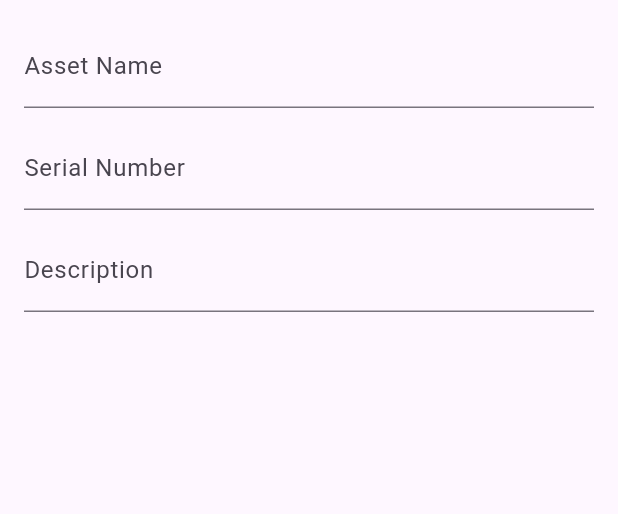
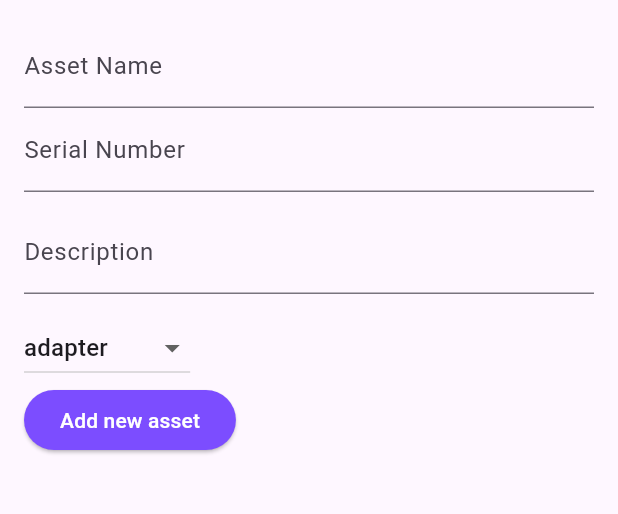
Before and after one commit to mandyfarrugia/mfswd62b_cpdha_2526, a Flutter app: the AssetManagementAddScreen screen opened directly, on a phone screen of 412 x 824 dp, the part 84-598 px from its top. Run offline on Flutter 3.47's test engine with Material 3 defaults, Android fonts, the phone set to English and light mode, and no system bars.

Commit message:
Designing a form to add a new asset.

```diff
--- a/mfswd62b_cpd/lib/widgets/asset_management_add_screen.dart
+++ b/mfswd62b_cpd/lib/widgets/asset_management_add_screen.dart
@@ -1,8 +1,29 @@
 import 'package:flutter/material.dart';
+import 'package:mfswd62b_cpd/widgets/asset_card_button.dart';
 import 'package:mfswd62b_cpd/widgets/asset_management_navigation_menu_drawer.dart';
 
-class AssetManagementAddScreen extends StatelessWidget {
+import '../models/asset_type.dart';
+
+class AssetManagementAddScreen extends StatefulWidget {
   const AssetManagementAddScreen({super.key});
+
+  @override
+  State<AssetManagementAddScreen> createState() {
+    return _AssetManagementAddScreenState();
+  }
+}
+
+class _AssetManagementAddScreenState extends State<AssetManagementAddScreen> {
+  final TextEditingController _assetNameController = TextEditingController();
+  final TextEditingController _serialNumberController = TextEditingController();
+  var _selectedAssetType = AssetType.adapter;
+
+  @override
+  void dispose() {
+    this._assetNameController.dispose();
+    this._serialNumberController.dispose();
+    super.dispose();
+  }
 
   @override
   Widget build(BuildContext context) {
@@ -25,25 +46,74 @@ class AssetManagementAddScreen extends StatelessWidget {
         padding: const EdgeInsets.all(16),
         child: Column(
           children: [
-            TextField(
-              keyboardType: TextInputType.text,
-              decoration: const InputDecoration(
-                label: Text('Asset Name')
-              ),
+            Row(
+              children: [
+                Expanded(
+                  child: TextField(
+                    keyboardType: TextInputType.text,
+                    controller: _assetNameController,
+                    decoration: const InputDecoration(
+                      labelText: 'Asset Name'
+                    ),
+                  )
+                )
+              ],
+            ),
+            const SizedBox(width: 12),
+            Row(
+              children: [
+                Expanded(
+                  child: TextField(
+                  keyboardType: TextInputType.text,
+                  controller: _serialNumberController,
+                  decoration: const InputDecoration(
+                    labelText: 'Serial Number'
+                  ),
+                ))
+              ],
             ),
             const SizedBox(height: 12),
-            TextField(
-              keyboardType: TextInputType.text,
-              decoration: const InputDecoration(
-                label: Text('Serial Number')
-              ),
+            Row(
+              children: [
+                Expanded(
+                  child: TextField(
+                    keyboardType: TextInputType.text,
+                    decoration: const InputDecoration(
+                      labelText: 'Description'
+                    ),
+                  )
+                )
+              ]
             ),
             const SizedBox(height: 12),
-            TextField(
-              keyboardType: TextInputType.text,
-              decoration: const InputDecoration(
-                label: Text('Description')
-              ),
+            Row(
+              children: [
+                DropdownButton(
+                  value: this._selectedAssetType,
+                  items: AssetType.values.map((assetType) =>
+                    DropdownMenuItem(
+                      value: assetType,
+                      child: Text(assetType.name)
+                    )
+                  ).toList(),
+                  onChanged: (value) {
+                    if(value == null) return;
+                    setState(() {
+                      this._selectedAssetType = value;
+                    });
+                  },
+                )
+              ],
+            ),
+            const SizedBox(width: 12),
+            Row(children: [
+                AssetCardButton(
+                  backgroundColour: Colors.deepPurpleAccent,
+                  foregroundColour: Colors.white,
+                  buttonText: 'Add new asset',
+                  callback: () {}
+                )
+              ],
             )
           ],
         )
```
Also changed, not shown: 1 other file.
